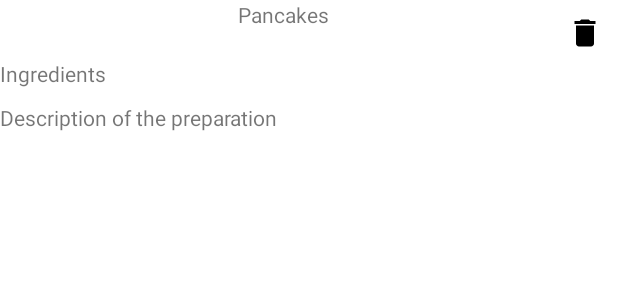
After one commit to bellicaspiritualis/cookbook, an Android app: the layout fragment_details.xml on its own in the app's theme, with its tools: preview values and no code run, on a phone screen of 412 x 824 dp. The commit adds this screen. Shown: the top 300 px of the screen. Run offline under Robolectric (Android 15) with nearby library versions, the phone set to English and light mode, and no system bars.

Commit message:
details_fragment.xml + nav graph

```diff
--- a/app/build.gradle
+++ b/app/build.gradle
@@ -4,6 +4,8 @@ plugins {
     id 'kotlin-android'
     id 'kotlin-android-extensions'
     id 'kotlin-kapt'
+//    id 'androidx.navigation.safeargs'
+
 }
 
 android {
--- /dev/null
+++ b/app/src/main/java/bellica/spiritualis/cookbook/details/DetailsFragment.kt
@@ -0,0 +1,4 @@
+package bellica.spiritualis.cookbook.details
+
+class DetailsFragment {
+}
--- /dev/null
+++ b/app/src/main/java/bellica/spiritualis/cookbook/details/DetailsViewModel.kt
@@ -0,0 +1,4 @@
+package bellica.spiritualis.cookbook.details
+
+class DetailsViewModel {
+}
--- /dev/null
+++ b/app/src/main/res/drawable/ic_delete.xml
@@ -0,0 +1,5 @@
+<vector android:height="24dp" android:tint="#000000"
+    android:viewportHeight="24" android:viewportWidth="24"
+    android:width="24dp" xmlns:android="http://schemas.android.com/apk/res/android">
+    <path android:fillColor="@android:color/white" android:pathData="M6,19c0,1.1 0.9,2 2,2h8c1.1,0 2,-0.9 2,-2V7H6v12zM19,4h-3.5l-1,-1h-5l-1,1H5v2h14V4z"/>
+</vector>
--- /dev/null
+++ b/app/src/main/res/layout/fragment_details.xml
@@ -0,0 +1,74 @@
+<?xml version="1.0" encoding="utf-8"?>
+<ScrollView xmlns:android="http://schemas.android.com/apk/res/android"
+    xmlns:app="http://schemas.android.com/apk/res-auto"
+    xmlns:tools="http://schemas.android.com/tools"
+    android:layout_width="match_parent"
+    android:layout_height="match_parent">
+
+    <androidx.constraintlayout.widget.ConstraintLayout
+        android:layout_height="match_parent"
+        android:layout_width="match_parent">
+
+        <TextView
+            android:id="@+id/title"
+            android:layout_width="wrap_content"
+            android:layout_height="wrap_content"
+            app:layout_constraintBottom_toTopOf="@+id/ingredients_title"
+            app:layout_constraintEnd_toStartOf="@+id/delete"
+            app:layout_constraintStart_toStartOf="parent"
+            app:layout_constraintTop_toTopOf="parent"
+            tools:text="Pancakes" />
+
+        <ImageButton
+            android:id="@+id/delete"
+            android:layout_width="wrap_content"
+            android:layout_height="wrap_content"
+            android:layout_margin="10dp"
+            android:background="@drawable/ic_delete"
+            android:contentDescription="delete recipe"
+            app:layout_constraintEnd_toEndOf="parent"
+            app:layout_constraintTop_toTopOf="parent"/>
+
+        <TextView
+            android:id="@+id/ingredients_title"
+            android:layout_width="match_parent"
+            android:layout_height="wrap_content"
+            android:layout_marginTop="20dp"
+            android:text="Ingredients"
+            app:layout_constraintBottom_toTopOf="@+id/ingredients_container"
+            app:layout_constraintEnd_toEndOf="parent"
+            app:layout_constraintStart_toStartOf="parent"
+            app:layout_constraintTop_toBottomOf="@id/title"/>
+
+        <LinearLayout
+            android:id="@+id/ingredients_container"
+            android:layout_width="match_parent"
+            android:layout_height="wrap_content"
+            android:orientation="vertical"
+            app:layout_constraintBottom_toTopOf="@+id/description_label"
+            app:layout_constraintEnd_toEndOf="parent"
+            app:layout_constraintStart_toStartOf="parent"
+            app:layout_constraintTop_toBottomOf="@+id/ingredients_title"/>
+
+        <TextView
+            android:id="@+id/description_label"
+            android:layout_width="match_parent"
+            android:layout_height="wrap_content"
+            android:layout_marginTop="10dp"
+            android:text="Description of the preparation"
+            app:layout_constraintBottom_toTopOf="@+id/description"
+            app:layout_constraintEnd_toEndOf="parent"
+            app:layout_constraintStart_toStartOf="parent"
+            app:layout_constraintTop_toBottomOf="@+id/ingredients_container" />
+
+        <TextView
+            android:id="@+id/description"
+            android:layout_width="match_parent"
+            android:layout_height="wrap_content"
+            app:layout_constraintEnd_toEndOf="parent"
+            app:layout_constraintStart_toStartOf="parent"
+            app:layout_constraintTop_toBottomOf="@+id/description_label" />
+
+    </androidx.constraintlayout.widget.ConstraintLayout>
+
+</ScrollView>
--- a/app/src/main/res/navigation/nav_graph.xml
+++ b/app/src/main/res/navigation/nav_graph.xml
@@ -12,6 +12,12 @@
         <action
             android:id="@+id/action_homeFragment_to_addFragment"
             app:destination="@id/addFragment" />
+        <action
+            android:id="@+id/action_homeFragment_to_detailsFragment"
+            app:destination="@id/detailsFragment" />
+            <argument
+                android:name="recipeID"
+                app:argType="long"/>
     </fragment>
 
     <fragment
@@ -19,4 +25,13 @@
         android:name="bellica.spiritualis.cookbook.add.AddFragment"
         tools:layout="@layout/fragment_add" />
 
+    <fragment
+        android:id="@+id/detailsFragment"
+        android:name="bellica.spiritualis.cookbook.details.DetailsFragment"
+        tools:layout="@layout/fragment_details">
+        <argument
+            android:name="recipeID"
+            app:argType="long"/>
+    </fragment>
+
 </navigation>
```
